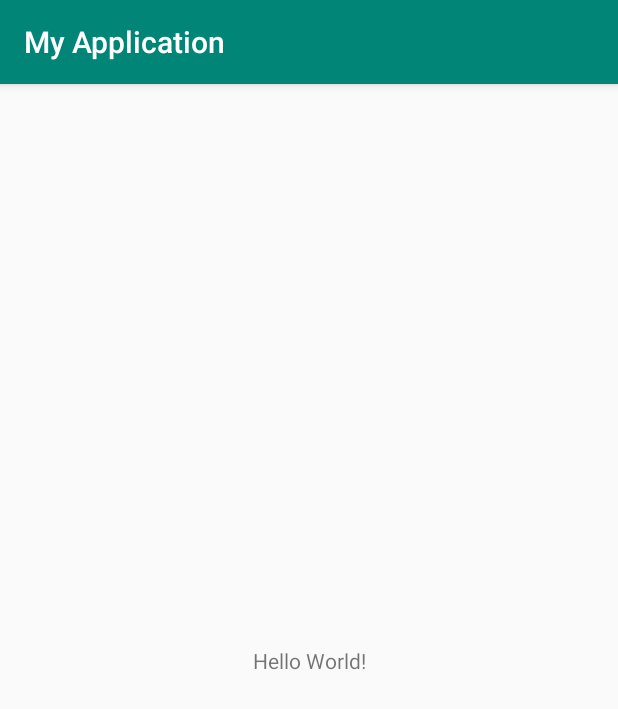
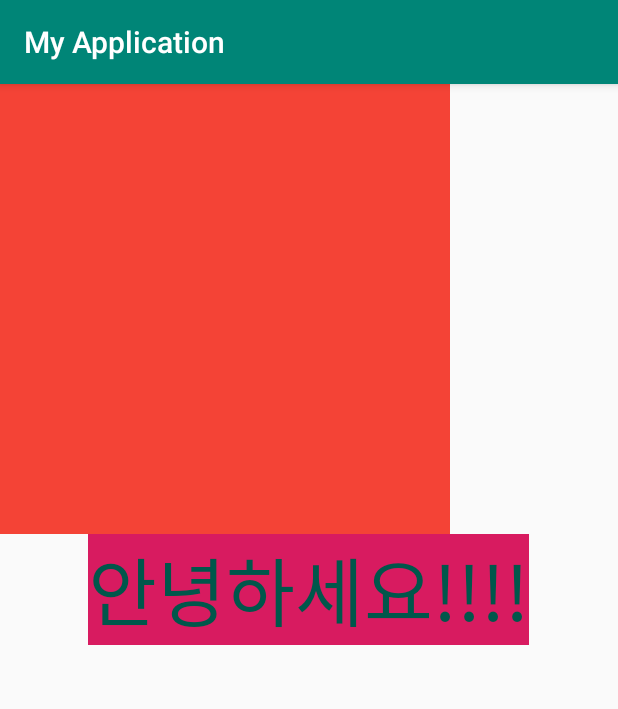
Before and after one commit to kks0211/ApplicationStudy, an Android app: the screen it shows after launch (MainActivity), on a phone screen of 412 x 824 dp. Shown: the top 709 px of the screen. Run offline under Robolectric (Android 15) with nearby library versions, the phone set to English and light mode, and no system bars.

Commit message:
20200420 안드로이드 뷰

```diff
--- /dev/null
+++ b/app/src/main/java/com/example/myapplication/Kotlin/29. Generic.kt
@@ -0,0 +1,25 @@
+package com.example.myapplication.Kotlin
+
+//Generic
+//목적 : 다양항 타입의 객체들을 다루는 메소드나 컬렉션
+//      클래스에서 컴파일 시에 타입을 체크해주는 기능 ex) <String>
+
+
+fun main() {
+    val list1 = listOf<Int>(1, 2, 3)
+
+    val list2 = listOf(1, 2, 3, "test")
+    val b: String = list2[2].toString()  //형변환
+
+    val list3 = listOf<String>("a", "b", "c")
+    val c: String = list3[0]
+
+    //강한 타입을 체크 할수 있다.
+    val list5 = listOf("a", "b", "c", 1, 2, 3) //특이
+
+    //제너릭을 사용하지 않는 경우
+    val list6 = listOf<Any>(1,2,3,"가")
+    //Any 부모
+    //String, Int, Float 자식
+
+}
--- a/app/src/main/res/layout/activity_main.xml
+++ b/app/src/main/res/layout/activity_main.xml
@@ -1,18 +1,28 @@
 <?xml version="1.0" encoding="utf-8"?>
-<androidx.constraintlayout.widget.ConstraintLayout xmlns:android="http://schemas.android.com/apk/res/android"
+<LinearLayout xmlns:android="http://schemas.android.com/apk/res/android"
     xmlns:app="http://schemas.android.com/apk/res-auto"
     xmlns:tools="http://schemas.android.com/tools"
     android:layout_width="match_parent"
     android:layout_height="match_parent"
+    android:orientation="vertical"
     tools:context=".MainActivity">
 
+
+    <androidx.appcompat.widget.AppCompatImageView
+        android:layout_width="300dp"
+        android:layout_height="300dp"
+        android:background="#F44336"
+
+        />
     <TextView
         android:layout_width="wrap_content"
         android:layout_height="wrap_content"
-        android:text="Hello World!"
-        app:layout_constraintBottom_toBottomOf="parent"
-        app:layout_constraintLeft_toLeftOf="parent"
-        app:layout_constraintRight_toRightOf="parent"
-        app:layout_constraintTop_toTopOf="parent" />
+        android:layout_gravity="center_horizontal"
+        android:background="@color/colorAccent"
+        android:text="안녕하세요!!!!"
+        android:textColor="@color/colorPrimaryDark"
+        android:textSize="50dp"
 
-</androidx.constraintlayout.widget.ConstraintLayout>
+        />
+
+</LinearLayout>
```
Also changed, not shown: app/src/main/java/com/example/myapplication/androidUi/01.How_to_draw_ui.kt (added, +7 -0 lines).
